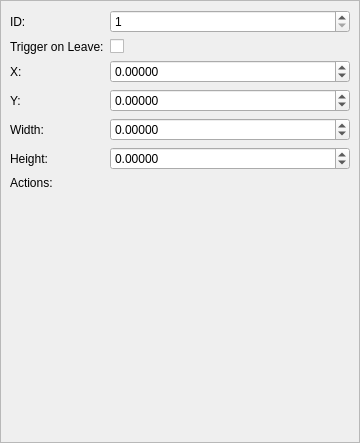
Before: the Qt Designer form tools/cathedral/ui/SpotProperties.ui in comphack/comp_hack, drawn with Qt 5.
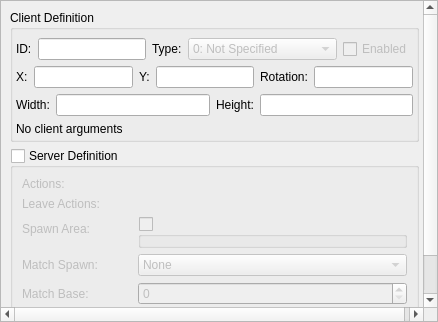
After: the same form once the commit is applied. Custom widgets are drawn as their Qt base class.

Commit message: Adding zone controls needed and updating the NPC and object lists

```diff
--- a/tools/cathedral/ui/SpotProperties.ui
+++ b/tools/cathedral/ui/SpotProperties.ui
@@ -6,12 +6,21 @@
    <rect>
     <x>0</x>
     <y>0</y>
-    <width>360</width>
-    <height>443</height>
+    <width>438</width>
+    <height>322</height>
    </rect>
   </property>
-  <layout class="QVBoxLayout" name="verticalLayout">
-   <property name="margin">
+  <layout class="QVBoxLayout" name="layoutMain">
+   <property name="leftMargin">
+    <number>0</number>
+   </property>
+   <property name="topMargin">
+    <number>0</number>
+   </property>
+   <property name="rightMargin">
+    <number>0</number>
+   </property>
+   <property name="bottomMargin">
     <number>0</number>
    </property>
    <item>
@@ -24,127 +33,411 @@
        <rect>
         <x>0</x>
         <y>0</y>
-        <width>358</width>
-        <height>441</height>
+        <width>436</width>
+        <height>320</height>
        </rect>
       </property>
-      <layout class="QFormLayout" name="formLayout">
-       <item row="0" column="0">
-        <widget class="QLabel" name="label">
-         <property name="text">
-          <string>ID:</string>
+      <layout class="QVBoxLayout" name="layoutScrollArea">
+       <item>
+        <widget class="QGroupBox" name="grpClientDefinition">
+         <property name="sizePolicy">
+          <sizepolicy hsizetype="Preferred" vsizetype="Minimum">
+           <horstretch>0</horstretch>
+           <verstretch>0</verstretch>
+          </sizepolicy>
          </property>
-        </widget>
-       </item>
-       <item row="0" column="1">
-        <widget class="QSpinBox" name="id">
-         <property name="minimum">
-          <number>1</number>
+         <property name="title">
+          <string>Client Definition</string>
          </property>
-         <property name="maximum">
-          <number>2147483647</number>
+         <property name="alignment">
+          <set>Qt::AlignLeading|Qt::AlignLeft|Qt::AlignTop</set>
          </property>
+         <layout class="QVBoxLayout" name="layoutClientDefinition">
+          <property name="leftMargin">
+           <number>3</number>
+          </property>
+          <property name="topMargin">
+           <number>3</number>
+          </property>
+          <property name="rightMargin">
+           <number>3</number>
+          </property>
+          <property name="bottomMargin">
+           <number>3</number>
+          </property>
+          <item>
+           <layout class="QHBoxLayout" name="layoutHeader">
+            <property name="topMargin">
+             <number>5</number>
+            </property>
+            <item>
+             <widget class="QLabel" name="lblID">
+              <property name="text">
+               <string>ID:</string>
+              </property>
+             </widget>
+            </item>
+            <item>
+             <widget class="QLineEdit" name="id">
+              <property name="sizePolicy">
+               <sizepolicy hsizetype="MinimumExpanding" vsizetype="Fixed">
+                <horstretch>0</horstretch>
+                <verstretch>0</verstretch>
+               </sizepolicy>
+              </property>
+              <property name="readOnly">
+               <bool>true</bool>
+              </property>
+             </widget>
+            </item>
+            <item>
+             <widget class="QLabel" name="lblType">
+              <property name="text">
+               <string>Type:</string>
+              </property>
+             </widget>
+            </item>
+            <item>
+             <widget class="QComboBox" name="type">
+              <property name="enabled">
+               <bool>false</bool>
+              </property>
+              <property name="sizePolicy">
+               <sizepolicy hsizetype="MinimumExpanding" vsizetype="Fixed">
+                <horstretch>0</horstretch>
+                <verstretch>0</verstretch>
+               </sizepolicy>
+              </property>
+              <item>
+               <property name="text">
+                <string>0: Not Specified</string>
+               </property>
+              </item>
+              <item>
+               <property name="text">
+                <string>1: Spawn Location</string>
+               </property>
+              </item>
+              <item>
+               <property name="text">
+                <string>2: Zone Change</string>
+               </property>
+              </item>
+              <item>
+               <property name="text">
+                <string>3: Zone-In Point</string>
+               </property>
+              </item>
+              <item>
+               <property name="text">
+                <string>4: Unused</string>
+               </property>
+              </item>
+              <item>
+               <property name="text">
+                <string>5: Start Event</string>
+               </property>
+              </item>
+              <item>
+               <property name="text">
+                <string>6: Unknown</string>
+               </property>
+              </item>
+              <item>
+               <property name="text">
+                <string>7: NPC Position</string>
+               </property>
+              </item>
+              <item>
+               <property name="text">
+                <string>8: Bazaar Market</string>
+               </property>
+              </item>
+              <item>
+               <property name="text">
+                <string>9: Spawn Trigger</string>
+               </property>
+              </item>
+              <item>
+               <property name="text">
+                <string>10: Unused</string>
+               </property>
+              </item>
+              <item>
+               <property name="text">
+                <string>11: NPC State Trigger</string>
+               </property>
+              </item>
+              <item>
+               <property name="text">
+                <string>12: Spawn Object</string>
+               </property>
+              </item>
+              <item>
+               <property name="text">
+                <string>13: Plasma</string>
+               </property>
+              </item>
+              <item>
+               <property name="text">
+                <string>14: Instance Base</string>
+               </property>
+              </item>
+              <item>
+               <property name="text">
+                <string>15: Diaspora Zone-In</string>
+               </property>
+              </item>
+              <item>
+               <property name="text">
+                <string>16: Bounding Box</string>
+               </property>
+              </item>
+             </widget>
+            </item>
+            <item>
+             <widget class="QCheckBox" name="chkEnabled">
+              <property name="enabled">
+               <bool>false</bool>
+              </property>
+              <property name="text">
+               <string>Enabled</string>
+              </property>
+             </widget>
+            </item>
+           </layout>
+          </item>
+          <item>
+           <layout class="QHBoxLayout" name="layoutPosition">
+            <item>
+             <widget class="QLabel" name="lblX">
+              <property name="text">
+               <string>X:</string>
+              </property>
+             </widget>
+            </item>
+            <item>
+             <widget class="QLineEdit" name="x">
+              <property name="readOnly">
+               <bool>true</bool>
+              </property>
+             </widget>
+            </item>
+            <item>
+             <widget class="QLabel" name="lblY">
+              <property name="text">
+               <string>Y:</string>
+              </property>
+             </widget>
+            </item>
+            <item>
+             <widget class="QLineEdit" name="y">
+              <property name="readOnly">
+               <bool>true</bool>
+              </property>
+             </widget>
+            </item>
+            <item>
+             <widget class="QLabel" name="lblRotation">
+              <property name="text">
+               <string>Rotation:</string>
+              </property>
+             </widget>
+            </item>
+            <item>
+             <widget class="QLineEdit" name="rotation">
+              <property name="readOnly">
+               <bool>true</bool>
+              </property>
+             </widget>
+            </item>
+           </layout>
+          </item>
+          <item>
+           <layout class="QHBoxLayout" name="layoutGeometry">
+            <item>
+             <widget class="QLabel" name="lblWidth">
+              <property name="text">
+               <string>Width:</string>
+              </property>
+             </widget>
+            </item>
+            <item>
+             <widget class="QLineEdit" name="width">
+              <property name="readOnly">
+               <bool>true</bool>
+              </property>
+             </widget>
+            </item>
+            <item>
+             <widget class="QLabel" name="lblHeight">
+              <property name="text">
+               <string>Height:</string>
+              </property>
+             </widget>
+            </item>
+            <item>
+             <widget class="QLineEdit" name="height">
+              <property name="readOnly">
+               <bool>true</bool>
+              </property>
+             </widget>
+            </item>
+           </layout>
+          </item>
+          <item>
+           <widget class="QLabel" name="lblArguments">
+            <property name="text">
+             <string>No client arguments</string>
+            </property>
+           </widget>
+          </item>
+         </layout>
         </widget>
        </item>
-       <item row="1" column="0">
-        <widget class="QLabel" name="label_2">
-         <property name="text">
-          <string>Trigger on Leave:</string>
+       <item>
+        <widget class="QGroupBox" name="grpServerDefinition">
+         <property name="title">
+          <string>Server Definition</string>
          </property>
-        </widget>
-       </item>
-       <item row="1" column="1">
-        <widget class="QCheckBox" name="triggerOnLeave"/>
-       </item>
-       <item row="2" column="0">
-        <widget class="QLabel" name="label_3">
-         <property name="text">
-          <string>X:</string>
+         <property name="checkable">
+          <bool>true</bool>
          </property>
-        </widget>
-       </item>
-       <item row="3" column="0">
-        <widget class="QLabel" name="label_4">
-         <property name="text">
-          <string>Y:</string>
+         <property name="checked">
+          <bool>false</bool>
          </property>
+         <layout class="QFormLayout" name="layoutServerDefinition">
+          <item row="0" column="0">
+           <widget class="QLabel" name="lblActions">
+            <property name="text">
+             <string>Actions:</string>
+            </property>
+           </widget>
+          </item>
+          <item row="0" column="1">
+           <widget class="ActionList" name="actions" native="true"/>
+          </item>
+          <item row="1" column="0">
+           <widget class="QLabel" name="lblLeaveActions">
+            <property name="text">
+             <string>Leave Actions:</string>
+            </property>
+           </widget>
+          </item>
+          <item row="1" column="1">
+           <widget class="ActionList" name="leaveActions" native="true"/>
+          </item>
+          <item row="2" column="0">
+           <widget class="QLabel" name="lblSpawnArea">
+            <property name="text">
+             <string>Spawn Area:</string>
+            </property>
+           </widget>
+          </item>
+          <item row="3" column="0">
+           <widget class="QLabel" name="lblMatchSpawn">
+            <property name="text">
+             <string>Match Spawn:</string>
+            </property>
+           </widget>
+          </item>
+          <item row="3" column="1">
+           <widget class="QComboBox" name="matchSpawn">
+            <item>
+             <property name="text">
+              <string>None</string>
+             </property>
+            </item>
+            <item>
+             <property name="text">
+              <string>All</string>
+             </property>
+            </item>
+            <item>
+             <property name="text">
+              <string>PvP Blue Team</string>
+             </property>
+            </item>
+            <item>
+             <property name="text">
+              <string>PvP Read Team</string>
+             </property>
+            </item>
+           </widget>
+          </item>
+          <item row="4" column="0">
+           <widget class="QLabel" name="lblMatchBase">
+            <property name="text">
+             <string>Match Base:</string>
+            </property>
+           </widget>
+          </item>
+          <item row="4" column="1">
+           <widget class="QSpinBox" name="matchBase">
+            <property name="maximum">
+             <number>256</number>
+            </property>
+           </widget>
+          </item>
+          <item row="5" column="0">
+           <widget class="QLabel" name="lblMatchZoneInLimit">
+            <property name="text">
+             <string>Match Zone-In Limit:</string>
+            </property>
+           </widget>
+          </item>
+          <item row="5" column="1">
+           <widget class="QSpinBox" name="matchZoneInLimit">
+            <property name="maximum">
+             <number>256</number>
+            </property>
+           </widget>
+          </item>
+          <item row="2" column="1">
+           <widget class="QGroupBox" name="grpSpawnArea">
+            <property name="title">
+             <string/>
+            </property>
+            <property name="checkable">
+             <bool>true</bool>
+            </property>
+            <property name="checked">
+             <bool>false</bool>
+            </property>
+            <layout class="QHBoxLayout" name="spawnAreaLayout">
+             <property name="leftMargin">
+              <number>0</number>
+             </property>
+             <property name="topMargin">
+              <number>0</number>
+             </property>
+             <property name="rightMargin">
+              <number>0</number>
+             </property>
+             <property name="bottomMargin">
+              <number>0</number>
+             </property>
+             <item>
+              <widget class="SpawnLocation" name="spawnArea" native="true"/>
+             </item>
+            </layout>
+           </widget>
+          </item>
+         </layout>
         </widget>
        </item>
-       <item row="4" column="0">
-        <widget class="QLabel" name="label_5">
-         <property name="text">
-          <string>Width:</string>
+       <item>
+        <spacer name="spacerMain">
+         <property name="orientation">
+          <enum>Qt::Vertical</enum>
          </property>
-        </widget>
-       </item>
-       <item row="5" column="0">
-        <widget class="QLabel" name="label_6">
-         <property name="text">
-          <string>Height:</string>
+         <property name="sizeHint" stdset="0">
+          <size>
+           <width>20</width>
+           <height>40</height>
+          </size>
          </property>
-        </widget>
-       </item>
-       <item row="2" column="1">
-        <widget class="QDoubleSpinBox" name="x">
-         <property name="decimals">
-          <number>5</number>
-         </property>
-         <property name="minimum">
-          <double>-1000000000.000000000000000</double>
-         </property>
-         <property name="maximum">
-          <double>1000000000.000000000000000</double>
-         </property>
-        </widget>
-       </item>
-       <item row="3" column="1">
-        <widget class="QDoubleSpinBox" name="y">
-         <property name="decimals">
-          <number>5</number>
-         </property>
-         <property name="minimum">
-          <double>-1000000000.000000000000000</double>
-         </property>
-         <property name="maximum">
-          <double>1000000000.000000000000000</double>
-         </property>
-        </widget>
-       </item>
-       <item row="4" column="1">
-        <widget class="QDoubleSpinBox" name="width">
-         <property name="decimals">
-          <number>5</number>
-         </property>
-         <property name="minimum">
-          <double>-1000000000.000000000000000</double>
-         </property>
-         <property name="maximum">
-          <double>1000000000.000000000000000</double>
-         </property>
-        </widget>
-       </item>
-       <item row="5" column="1">
-        <widget class="QDoubleSpinBox" name="height">
-         <property name="decimals">
-          <number>5</number>
-         </property>
-         <property name="minimum">
-          <double>-1000000000.000000000000000</double>
-         </property>
-         <property name="maximum">
-          <double>1000000000.000000000000000</double>
-         </property>
-        </widget>
-       </item>
-       <item row="6" column="1">
-        <widget class="ActionList" name="actionList" native="true"/>
-       </item>
-       <item row="6" column="0">
-        <widget class="QLabel" name="label_7">
-         <property name="text">
-          <string>Actions:</string>
-         </property>
-        </widget>
+        </spacer>
        </item>
       </layout>
      </widget>
@@ -159,6 +452,12 @@
    <header>ActionList.h</header>
    <container>1</container>
   </customwidget>
+  <customwidget>
+   <class>SpawnLocation</class>
+   <extends>QWidget</extends>
+   <header>SpawnLocationUI.h</header>
+   <container>1</container>
+  </customwidget>
  </customwidgets>
  <resources/>
  <connections/>
```
Left out of the diff: 2 changed lines with no effect on the pictures. The commit also changes 20 other files.
